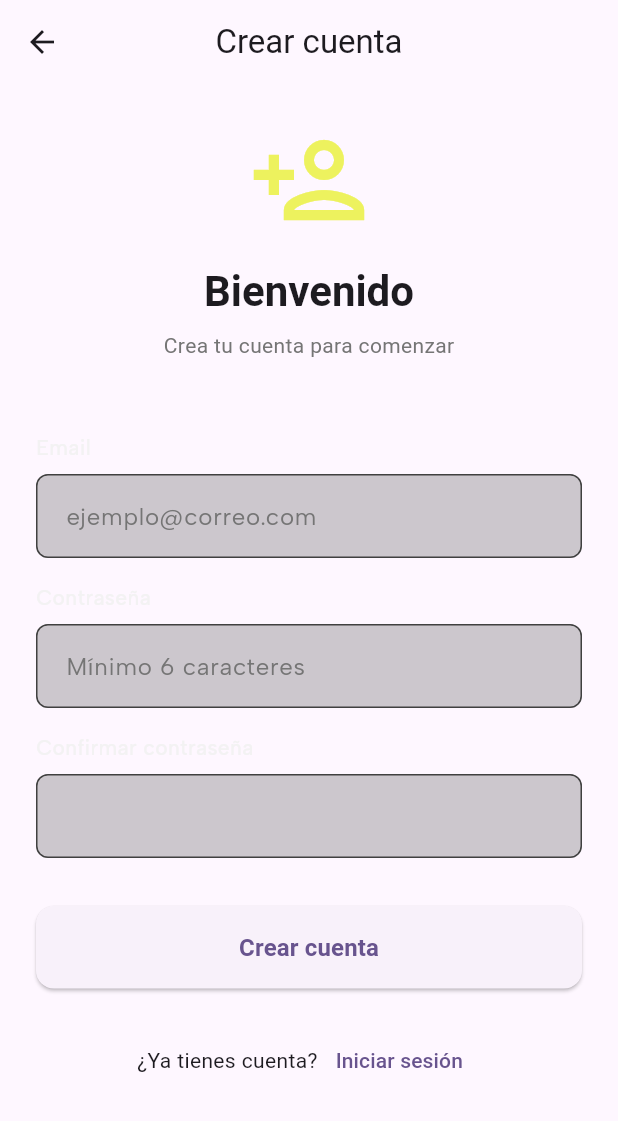
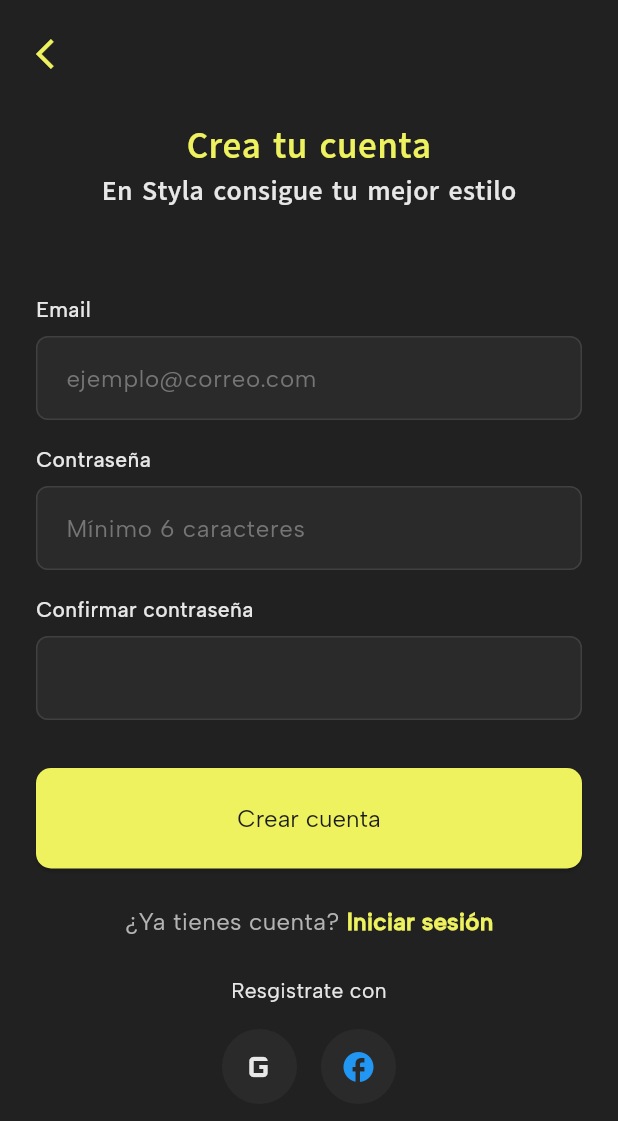
Before and after one commit to RonyOz/styla_mobile_app, a Flutter app: the _SignupContent screen opened directly, on a phone screen of 412 x 824 dp. Shown: the top 1121 px of the screen. Run offline on Flutter 3.47's test engine with Material 3 defaults, Android fonts, the phone set to English and light mode, and no system bars; our stand-ins replace flutter_bloc, flutter_svg, shared_preferences, supabase_flutter; accounts and stored records are empty.

Commit message:
fix: signup screen to match prototipe

```diff
--- a/lib/features/auth/ui/screens/signup_screen.dart
+++ b/lib/features/auth/ui/screens/signup_screen.dart
@@ -55,7 +55,8 @@ class _SignupContentState extends State<_SignupContent> {
   @override
   Widget build(BuildContext context) {
     return Scaffold(
-      appBar: AppBar(title: const Text('Crear cuenta'), centerTitle: true),
+      backgroundColor: AppColors.background,
+      appBar: const AuthAppBar(),
       body: BlocConsumer<SignupBloc, SignupState>(
         listener: _handleStateChanges,
         builder: (context, state) {
@@ -74,6 +75,8 @@ class _SignupContentState extends State<_SignupContent> {
                     _buildSignupButton(state),
                     AppSpacing.verticalLarge,
                     _buildLoginLink(state),
+                    AppSpacing.verticalLarge,
+                    _buildSocialLogin(),
                   ],
                 ),
               ),
@@ -87,21 +90,17 @@ class _SignupContentState extends State<_SignupContent> {
   Widget _buildHeader(BuildContext context) {
     return Column(
       children: [
-        Icon(Icons.person_add_outlined, size: 80, color: AppColors.primary),
-        AppSpacing.verticalMedium,
+         // Title
         Text(
-          'Bienvenido',
-          style: Theme.of(
-            context,
-          ).textTheme.headlineMedium?.copyWith(fontWeight: FontWeight.bold),
+          'Crea tu cuenta',
+          style: AppTypography.title.copyWith(color: AppColors.primary),
+          textAlign: TextAlign.center,
+        ),
+        Text(
+          'En Styla consigue tu mejor estilo',
+          style: AppTypography.subtitle.copyWith(color: AppColors.textPrimary)
         ),
         AppSpacing.verticalSmall,
-        Text(
-          'Crea tu cuenta para comenzar',
-          style: Theme.of(
-            context,
-          ).textTheme.bodyMedium?.copyWith(color: Colors.grey[600]),
-        ),
       ],
     );
   }
@@ -195,22 +194,10 @@ class _SignupContentState extends State<_SignupContent> {
   Widget _buildSignupButton(SignupState state) {
     final isLoading = state is SignupLoadingState;
 
-    return ElevatedButton(
-      onPressed: isLoading ? null : _handleSignup,
-      style: ElevatedButton.styleFrom(
-        padding: const EdgeInsets.symmetric(vertical: 16),
-        shape: RoundedRectangleBorder(borderRadius: BorderRadius.circular(12)),
-      ),
-      child: isLoading
-          ? const SizedBox(
-              height: 20,
-              width: 20,
-              child: CircularProgressIndicator(strokeWidth: 2),
-            )
-          : const Text(
-              'Crear cuenta',
-              style: TextStyle(fontSize: 16, fontWeight: FontWeight.bold),
-            ),
+    return AppButton.primary(
+      text: 'Crear cuenta',
+      onPressed: _handleSignup,
+      isLoading: isLoading,
     );
   }
 
@@ -220,12 +207,68 @@ class _SignupContentState extends State<_SignupContent> {
   return Row(
     mainAxisAlignment: MainAxisAlignment.center,
     children: [
-        const Text('¿Ya tienes cuenta?'),
+      Text(
+        '¿Ya tienes cuenta? ',
+        style: AppTypography.body.copyWith(
+          color: AppColors.textSecondary,
+        ),
+      ),
       TextButton(
-          onPressed: isLoading
-              ? null
-              : () => Navigator.pushReplacementNamed(context, AppRoutes.login),
-          child: const Text('Iniciar sesión'),
+        onPressed: isLoading ? null : () => Navigator.pushReplacementNamed(context, AppRoutes.login),
+        style: TextButton.styleFrom(
+          padding: EdgeInsets.zero,
+          minimumSize: Size.zero,
+          tapTargetSize: MaterialTapTargetSize.shrinkWrap,
+        ),
+        child: Text(
+          'Iniciar sesión',
+          style: AppTypography.body.copyWith(
+            color: AppColors.primary,
+            fontWeight: FontWeight.bold,
+            ),
+          ),
+        ),
+      ],
+    );
+  }
+
+  Widget _buildSocialLogin() {
+  return Column(
+    children: [
+      Text(
+        'Resgistrate con',
+        style: AppTypography.caption.copyWith(color: AppColors.textPrimary),
+        textAlign: TextAlign.center,
+      ),
+      AppSpacing.verticalMedium,
+      Row(
+        mainAxisAlignment: MainAxisAlignment.center,
+        children: [
+          Container(
+            width: 50,
+            height: 50,
+            decoration: BoxDecoration(
+              color: AppColors.surface,
+              shape: BoxShape.circle,
+            ),
+            child: Icon(
+              Icons.g_mobiledata,
+              size: 32,
+              color: AppColors.textPrimary,
+            ),
+          ),
+          AppSpacing.horizontalMedium,
+          // Botón Facebook
+          Container(
+            width: 50,
+            height: 50,
+            decoration: BoxDecoration(
+              color: AppColors.surface,
+              shape: BoxShape.circle,
+            ),
+            child: const Icon(Icons.facebook, color: Colors.blue),
+            ),
+          ],
         ),
       ],
     );
```
Lines whose indentation alone changed are shown as unchanged.
